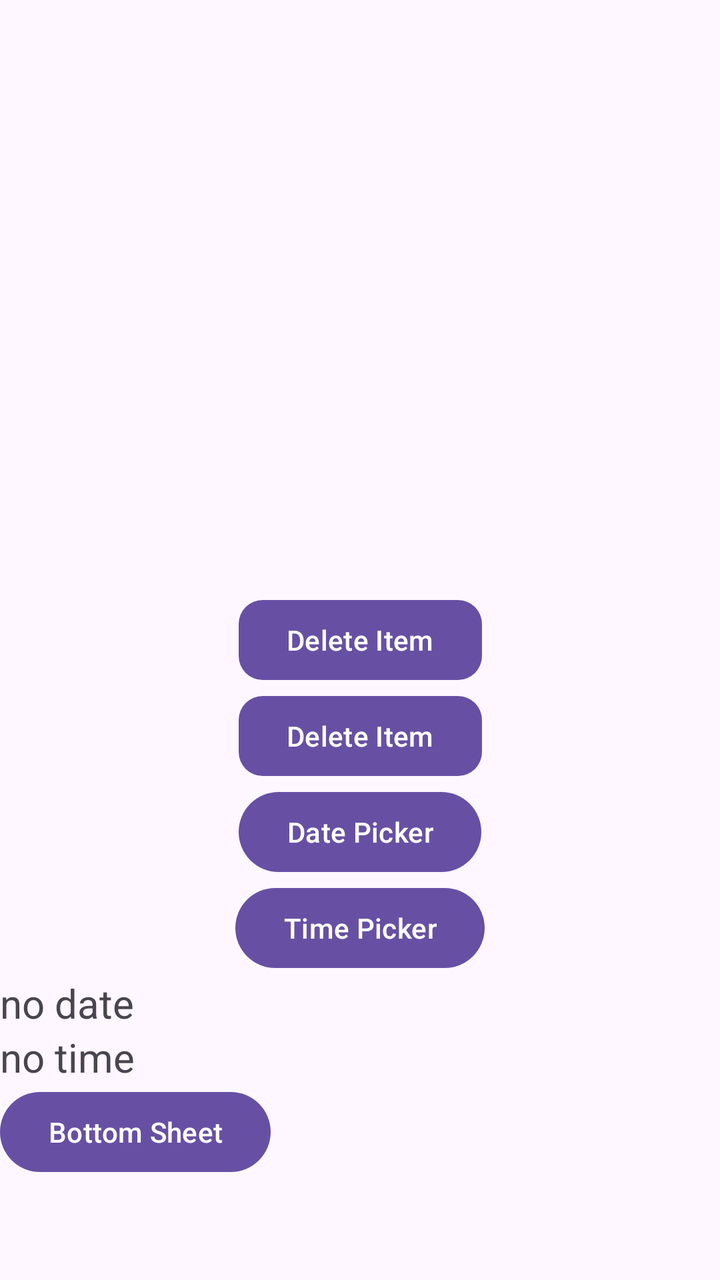
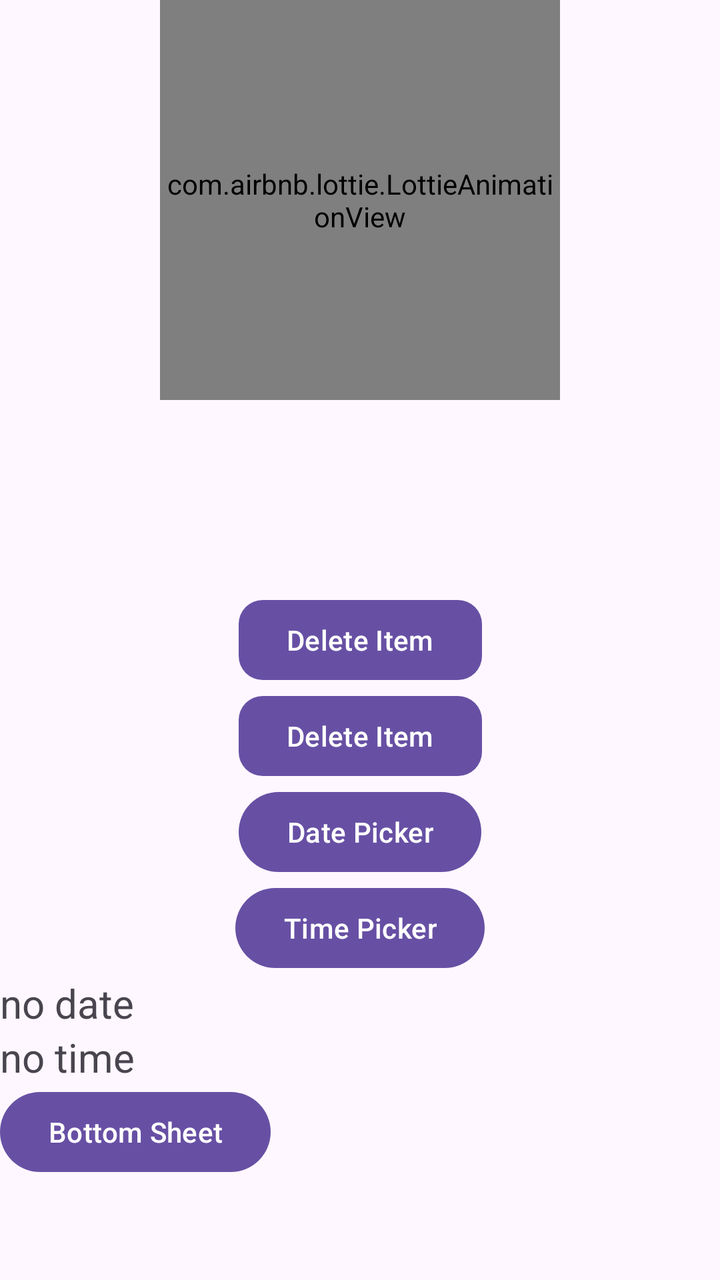

An Android layout rendered at two revisions. The XML below is the earlier revision; the diff shows what the commit changed to produce the second picture.
<!-- AndroidManifest.xml: application theme Theme.AndroidBasics -->
<!-- res/layout/fragment_home.xml -->
<?xml version="1.0" encoding="utf-8"?>
<androidx.constraintlayout.widget.ConstraintLayout
    xmlns:android="http://schemas.android.com/apk/res/android"
    xmlns:app="http://schemas.android.com/apk/res-auto"
    android:layout_width="match_parent"
    android:layout_height="match_parent">

    <com.google.android.material.button.MaterialButton
        android:id="@+id/btnShowDialog"
        android:layout_width="wrap_content"
        android:layout_height="wrap_content"
        android:text="Delete Item"
        app:cornerRadius="12dp"
        app:layout_constraintBottom_toBottomOf="parent"
        app:layout_constraintEnd_toEndOf="parent"
        app:layout_constraintStart_toStartOf="parent"
        app:layout_constraintTop_toTopOf="parent" />

    <com.google.android.material.button.MaterialButton
        android:id="@+id/btnShowDialog2"
        android:layout_width="wrap_content"
        android:layout_height="wrap_content"
        android:text="Delete Item"
        app:cornerRadius="12dp"
        app:layout_constraintEnd_toEndOf="parent"
        app:layout_constraintStart_toStartOf="parent"
        app:layout_constraintTop_toBottomOf="@+id/btnShowDialog"    />

    <Button
        android:id="@+id/datePicker"
        android:layout_width="wrap_content"
        android:layout_height="wrap_content"
        android:text="Date Picker"
        app:layout_constraintTop_toBottomOf="@id/btnShowDialog2"
        app:layout_constraintEnd_toEndOf="parent"
        app:layout_constraintStart_toStartOf="parent"
        />


    <Button
        android:id="@+id/timePicker"
        android:layout_width="wrap_content"
        android:layout_height="wrap_content"
        android:text="Time Picker"
        app:layout_constraintTop_toBottomOf="@id/datePicker"
        app:layout_constraintEnd_toEndOf="parent"
        app:layout_constraintStart_toStartOf="parent"
        />

    <TextView
        android:id="@+id/datetext"
        android:layout_width="match_parent"
        android:layout_height="wrap_content"
        app:layout_constraintTop_toBottomOf="@id/timePicker"
        android:text="no date"
        android:textSize="20sp"
        />

    <TextView
        android:id="@+id/timetext"
        android:layout_width="match_parent"
        android:layout_height="wrap_content"
        app:layout_constraintTop_toBottomOf="@id/datetext"
        android:text="no time"
        android:textSize="20sp"
        />

    <Button
        android:id="@+id/bottom_sheet_btn"
        android:layout_width="wrap_content"
        android:layout_height="wrap_content"
        android:text="Bottom Sheet"
        app:layout_constraintTop_toBottomOf="@id/timetext"
        app:layout_constraintStart_toStartOf="parent"
        />



</androidx.constraintlayout.widget.ConstraintLayout>
<!-- resources referenced by this layout -->
<resources>
  <style name="Theme.AndroidBasics" parent="Base.Theme.AndroidBasics" />
  <style name="Base.Theme.AndroidBasics" parent="Theme.Material3.DayNight.NoActionBar">
          
          
      </style>
</resources>

<!-- the commit's change to res/layout/fragment_home.xml (unified diff, before → after) -->
@@ -74,6 +74,17 @@
         app:layout_constraintStart_toStartOf="parent"
         />
 
+    <com.airbnb.lottie.LottieAnimationView
+        android:layout_width="200dp"
+        android:layout_height="200dp"
+        android:id="@+id/animation_view"
+        app:lottie_rawRes="@raw/loading"
+        app:layout_constraintTop_toTopOf="parent"
+        app:layout_constraintStart_toStartOf="parent"
+        app:layout_constraintEnd_toEndOf="parent"
+        app:lottie_autoPlay="true"
+        app:lottie_loop="true"/>
+
 
 
 </androidx.constraintlayout.widget.ConstraintLayout>
